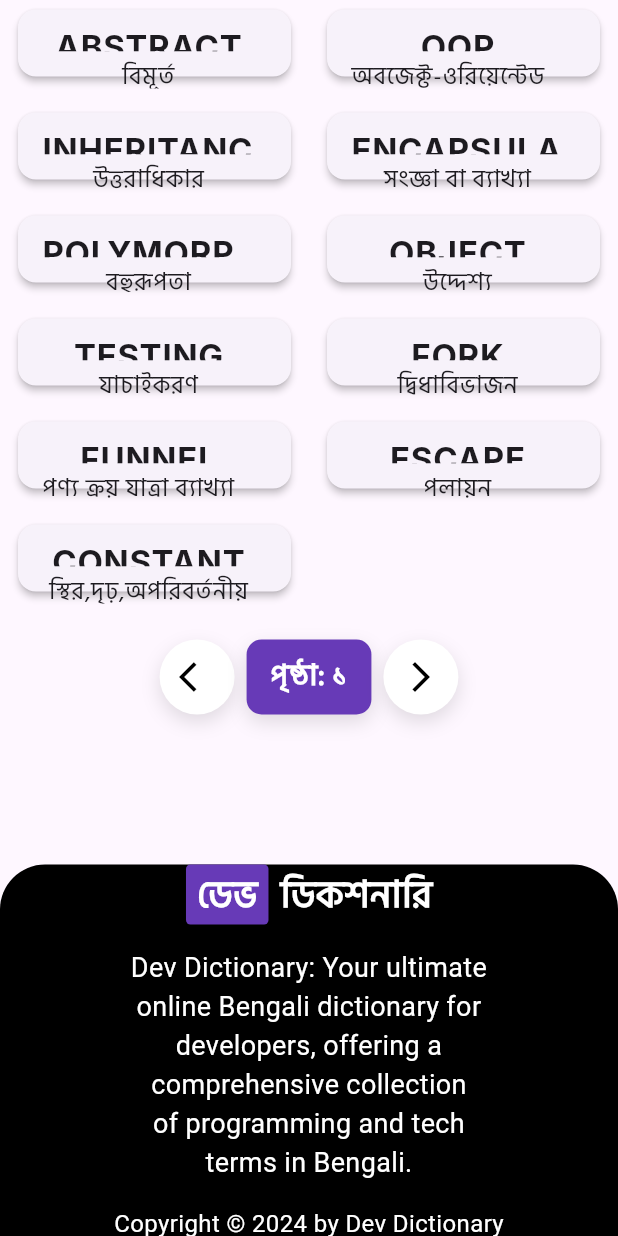
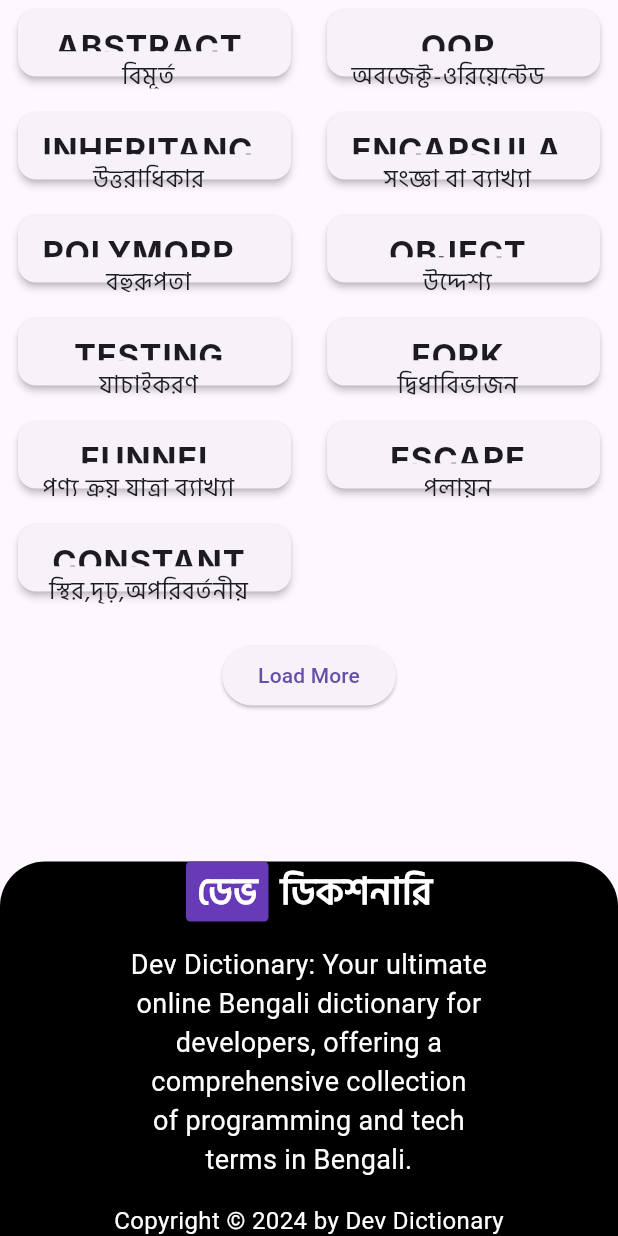
Before and after one commit to tusharhow/dev-dictionary, a Flutter app: the TabletView screen opened directly, scrolled down 555 dp, on a phone screen of 412 x 824 dp. Run offline on Flutter 3.47's test engine with Material 3 defaults, Android fonts, the phone set to English and light mode, and no system bars; our stand-ins replace flutter_tts, go_router, google_fonts, shared_preferences, url_strategy; missing offline and left inert: flutter_share; accounts and stored records are empty.

Commit message:
Pagination issue fix

```diff
--- a/lib/src/components/list_item_view.dart
+++ b/lib/src/components/list_item_view.dart
@@ -96,7 +96,7 @@ class ListItemView extends StatelessWidget {
                   childAspectRatio: 3,
                 ),
                 itemBuilder: (context, index) {
-                  final topic = snapshot.data![index];
+                  final topic = controller.getPaginatedData()[index];
                   return Padding(
                     padding: const EdgeInsets.all(8.0),
                     child: Card(
--- a/lib/src/components/pagination_row.dart
+++ /dev/null
@@ -1,101 +0,0 @@
-import 'package:dev_dictionary/src/controllers/word_data_controller.dart';
-import 'package:dev_dictionary/src/controllers/word_property_controller.dart';
-import 'package:flutter/material.dart';
-import 'package:provider/provider.dart';
-
-class PaginationRow extends StatelessWidget {
-  const PaginationRow({
-    super.key,
-    required this.wordController,
-    required this.wordPropertyController,
-  });
-  final WordDataController wordController;
-  final WordPropertyController wordPropertyController;
-  @override
-  Widget build(BuildContext context) {
-    return Row(
-      mainAxisAlignment: MainAxisAlignment.center,
-      children: [
-        Container(
-          height: 50,
-          width: 50,
-          decoration: const BoxDecoration(
-            color: Colors.white,
-            shape: BoxShape.circle,
-            boxShadow: [
-              BoxShadow(
-                color: Colors.black12,
-                blurRadius: 10,
-                offset: Offset(0, 5),
-              ),
-            ],
-          ),
-          child: IconButton(
-            onPressed: () {
-              wordController.previousPage(context);
-            },
-            icon: const Icon(
-              Icons.arrow_back_ios,
-              color: Colors.black,
-            ),
-          ),
-        ),
-        const SizedBox(width: 8),
-        Consumer<WordPropertyController>(
-            builder: (_, wordPropertyController, __) {
-          return Container(
-            height: 50,
-            padding: const EdgeInsets.symmetric(horizontal: 16),
-            decoration: BoxDecoration(
-              color: Colors.deepPurple,
-              borderRadius: BorderRadius.circular(10),
-              boxShadow: const [
-                BoxShadow(
-                  color: Colors.black12,
-                  blurRadius: 10,
-                  offset: Offset(0, 5),
-                ),
-              ],
-            ),
-            child: Center(
-              child: Text(
-                'পৃষ্ঠা: ${wordPropertyController.convertToBengaliNumber(wordController.currentPage.toString())}',
-                style: const TextStyle(
-                  fontSize: 20,
-                  color: Colors.white,
-                  fontFamily: 'Borno',
-                  fontWeight: FontWeight.bold,
-                ),
-              ),
-            ),
-          );
-        }),
-        const SizedBox(width: 8),
-        Container(
-          height: 50,
-          width: 50,
-          decoration: const BoxDecoration(
-            color: Colors.white,
-            shape: BoxShape.circle,
-            boxShadow: [
-              BoxShadow(
-                color: Colors.black12,
-                blurRadius: 10,
-                offset: Offset(0, 5),
-              ),
-            ],
-          ),
-          child: IconButton(
-            onPressed: () {
-              wordController.nextPage(context);
-            },
-            icon: const Icon(
-              Icons.arrow_forward_ios,
-              color: Colors.black,
-            ),
-          ),
-        ),
-      ],
-    );
-  }
-}
--- /dev/null
+++ b/lib/src/components/pagination_widget.dart
@@ -0,0 +1,30 @@
+import 'package:dev_dictionary/src/controllers/word_data_controller.dart';
+import 'package:flutter/material.dart';
+
+class PaginationWidget extends StatelessWidget {
+  const PaginationWidget({
+    super.key,
+    required this.wordController,
+  });
+  final WordDataController wordController;
+
+  @override
+  Widget build(BuildContext context) {
+    return ElevatedButton(
+      onPressed: wordController.currentPage <
+              (wordController.wordData.length / wordController.itemsPerPage)
+                  .ceil()
+          ? () {
+              wordController.nextPage(context);
+            }
+          : () {
+              wordController.previousPage(context);
+            },
+      child: Text(wordController.currentPage <
+              (wordController.wordData.length / wordController.itemsPerPage)
+                  .ceil()
+          ? 'Load More'
+          : 'Previous Page'),
+    );
+  }
+}
--- a/lib/src/views/devices/tablet_view.dart
+++ b/lib/src/views/devices/tablet_view.dart
@@ -1,9 +1,8 @@
 import 'package:dev_dictionary/constants.dart';
 import 'package:dev_dictionary/src/components/list_item_view.dart';
-import 'package:dev_dictionary/src/components/pagination_row.dart';
+import 'package:dev_dictionary/src/components/pagination_widget.dart';
 import 'package:dev_dictionary/src/components/search_bar_widget.dart';
 import 'package:dev_dictionary/src/components/search_result_widget.dart';
-import 'package:dev_dictionary/src/controllers/word_property_controller.dart';
 import 'package:flutter/material.dart';
 import 'package:provider/provider.dart';
 import '../../components/footer_widget.dart';
@@ -52,7 +51,7 @@ class TabletView extends StatelessWidget {
                   ? const SearchResultWidget()
                   : ListItemView(
                       future: controller.getWordData(),
-                      controller:  controller,
+                      controller: controller,
                       crossAxisCount: 2,
                       itemCount: 15,
                       isMobile: false,
@@ -61,9 +60,9 @@ class TabletView extends StatelessWidget {
               if (controller.searchResults.isEmpty)
                 controller.wordData.isEmpty
                     ? const SizedBox()
-                    : PaginationRow(
+                    : PaginationWidget(
                         wordController: controller,
-                        wordPropertyController: WordPropertyController()),
+                      ),
               const SizedBox(height: 100),
               const FooterWidget(),
             ],
```
Also changed, not shown: lib/src/components/top_header_widget.dart (+37 -26 lines), lib/src/views/devices/desktop_view.dart (+7 -9 lines), 1 other file.
